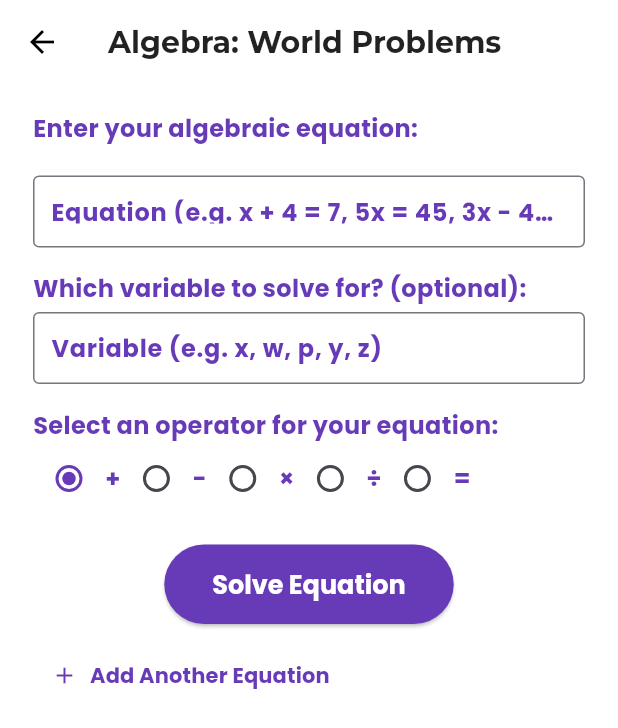
After one commit to JudeChika/Math-Guru, a Flutter app: the AlgebraInputAndSolutionScreen screen opened directly, on a phone screen of 412 x 824 dp. The commit adds this screen. Shown: the top 728 px of the screen. Run offline on Flutter 3.47's test engine with Material 3 defaults, Android fonts, the phone set to English and light mode, and no system bars; our stand-ins replace cloud_firestore, firebase_auth, firebase_core, firebase_storage, flutter_animate, flutter_riverpod and 4 more; missing offline and left inert: flutter_math_fork; accounts and stored records are empty.

Commit message:
Algebra Solution

```diff
--- /dev/null
+++ b/lib/features/junior_secondary/jss1/algebra/algebra_input_and_solution_screen.dart
@@ -0,0 +1,310 @@
+import 'package:flutter/material.dart';
+import 'package:flutter_math_fork/flutter_math.dart';
+import 'package:google_fonts/google_fonts.dart';
+
+import 'algebra_models.dart';
+import 'algebra_solver.dart';
+
+class AlgebraInputAndSolutionScreen extends StatefulWidget {
+  const AlgebraInputAndSolutionScreen({super.key});
+
+  @override
+  State<AlgebraInputAndSolutionScreen> createState() => _AlgebraInputAndSolutionScreenState();
+}
+
+class _AlgebraInputAndSolutionScreenState extends State<AlgebraInputAndSolutionScreen> {
+  final TextEditingController _equationController = TextEditingController();
+  final TextEditingController _variableController = TextEditingController();
+  String _selectedOperator = '+';
+  List<String> operators = ['+', '-', '×', '÷', '='];
+  AlgebraSolution? _solution;
+  String? _error;
+
+  void _solveEquation() {
+    setState(() {
+      _error = null;
+      final equation = _equationController.text.trim();
+      final variable = _variableController.text.trim();
+      if (equation.isEmpty) {
+        _error = "Please enter an equation.";
+        _solution = null;
+        return;
+      }
+      final solution = AlgebraSolver.solve(equation, solveFor: variable.isEmpty ? null : variable);
+      if (solution != null) {
+        _solution = solution;
+      } else {
+        _error = "Solver could not process this equation.";
+        _solution = null;
+      }
+    });
+  }
+
+  void _clearAll() {
+    setState(() {
+      _equationController.text = '';
+      _variableController.text = '';
+      _solution = null;
+      _error = null;
+    });
+  }
+
+  @override
+  Widget build(BuildContext context) {
+    final inputStyle = GoogleFonts.poppins(fontSize: 16);
+    final labelStyle = GoogleFonts.poppins(
+        fontWeight: FontWeight.w600, color: Colors.deepPurple);
+
+    return Scaffold(
+      appBar: AppBar(
+        title: Text(
+          'Algebra: World Problems',
+          style: GoogleFonts.montserrat(
+            fontWeight: FontWeight.bold,
+            fontSize: 20,
+            color: Theme.of(context).brightness == Brightness.dark
+                ? Colors.white
+                : Colors.black87,
+          ),
+        ),
+      ),
+      body: SingleChildScrollView(
+        padding: const EdgeInsets.symmetric(horizontal: 22, vertical: 18),
+        child: Column(
+          crossAxisAlignment: CrossAxisAlignment.start,
+          children: [
+            Text(
+              "Enter your algebraic equation:",
+              style: GoogleFonts.poppins(
+                fontSize: 16,
+                fontWeight: FontWeight.bold,
+                color: Colors.deepPurple,
+              ),
+            ),
+            const SizedBox(height: 20),
+            TextFormField(
+              controller: _equationController,
+              style: inputStyle,
+              decoration: InputDecoration(
+                labelText: "Equation (e.g. x + 4 = 7, 5x = 45, 3x - 40 = 10 - 2x)",
+                labelStyle: labelStyle,
+                border: const OutlineInputBorder(),
+                contentPadding: const EdgeInsets.symmetric(vertical: 3, horizontal: 8),
+              ),
+            ),
+            const SizedBox(height: 16),
+            Text(
+              "Which variable to solve for? (optional):",
+              style: GoogleFonts.poppins(
+                fontWeight: FontWeight.w600,
+                color: Colors.deepPurple,
+              ),
+            ),
+            const SizedBox(height: 4),
+            TextFormField(
+              controller: _variableController,
+              style: inputStyle,
+              decoration: InputDecoration(
+                labelText: "Variable (e.g. x, w, p, y, z)",
+                labelStyle: labelStyle,
+                border: const OutlineInputBorder(),
+                contentPadding: const EdgeInsets.symmetric(vertical: 3, horizontal: 8),
+              ),
+            ),
+            const SizedBox(height: 16),
+            Text(
+              "Select an operator for your equation:",
+              style: GoogleFonts.poppins(
+                fontWeight: FontWeight.w600,
+                color: Colors.deepPurple,
+              ),
+            ),
+            Row(
+              mainAxisAlignment: MainAxisAlignment.start,
+              children: operators
+                  .map((op) => Row(
+                children: [
+                  Radio<String>(
+                    value: op,
+                    groupValue: _selectedOperator,
+                    activeColor: Colors.deepPurple,
+                    onChanged: (v) {
+                      setState(() {
+                        _selectedOperator = v!;
+                      });
+                    },
+                  ),
+                  Text(
+                    op,
+                    style: GoogleFonts.poppins(
+                      fontWeight: FontWeight.w600,
+                      color: Colors.deepPurple,
+                    ),
+                  ),
+                ],
+              ))
+                  .toList(),
+            ),
+            const SizedBox(height: 20),
+            Center(
+              child: ElevatedButton(
+                style: ElevatedButton.styleFrom(
+                  backgroundColor: Colors.deepPurple,
+                  padding: const EdgeInsets.symmetric(horizontal: 32, vertical: 14),
+                  textStyle: GoogleFonts.poppins(
+                      fontWeight: FontWeight.bold, fontSize: 17),
+                ),
+                onPressed: _solveEquation,
+                child: const Text("Solve Equation", style: TextStyle(color: Colors.white)),
+              ),
+            ),
+            const SizedBox(height: 10),
+            TextButton.icon(
+              onPressed: _clearAll,
+              icon: const Icon(Icons.add, color: Colors.deepPurple),
+              label: Text(
+                "Add Another Equation",
+                style: GoogleFonts.poppins(
+                  fontWeight: FontWeight.w600,
+                  color: Colors.deepPurple,
+                ),
+              ),
+            ),
+            if (_error != null)
+              Padding(
+                padding: const EdgeInsets.symmetric(vertical: 10),
+                child: Text(
+                  _error!,
+                  style: GoogleFonts.poppins(
+                    color: Colors.red,
+                    fontWeight: FontWeight.bold,
+                  ),
+                ),
+              ),
+            if (_solution != null)
+              ...[
+                const SizedBox(height: 20),
+                Center(
+                  child: Column(
+                    children: [
+                      Text(
+                        "Final Solution:",
+                        style: GoogleFonts.poppins(
+                          fontSize: 18,
+                          fontWeight: FontWeight.w600,
+                          color: Colors.green[700],
+                        ),
+                      ),
+                      Math.tex(
+                        _solution!.finalLatex,
+                        textStyle: GoogleFonts.montserrat(
+                          fontWeight: FontWeight.bold,
+                          fontSize: 32,
+                          color: Colors.green[700],
+                        ),
+                        mathStyle: MathStyle.display,
+                      ),
+                    ],
+                  ),
+                ),
+                const SizedBox(height: 20),
+                if (_solution!.workings.isNotEmpty)
+                  Column(
+                    crossAxisAlignment: CrossAxisAlignment.start,
+                    children: [
+                      Text(
+                        "Workings:",
+                        style: GoogleFonts.poppins(
+                          fontWeight: FontWeight.bold,
+                          fontSize: 17,
+                          color: Colors.deepPurple,
+                        ),
+                      ),
+                      const SizedBox(height: 8),
+                      Card(
+                        color: Colors.purple.shade50,
+                        margin: const EdgeInsets.symmetric(vertical: 4),
+                        child: Padding(
+                          padding:
+                          const EdgeInsets.symmetric(horizontal: 12, vertical: 14),
+                          child: Column(
+                            crossAxisAlignment: CrossAxisAlignment.stretch,
+                            children: _solution!.workings
+                                .map((step) => Padding(
+                              padding: const EdgeInsets.symmetric(vertical: 8),
+                              child: Math.tex(
+                                step.latex,
+                                textStyle: GoogleFonts.poppins(
+                                    fontSize: 20, color: Colors.deepPurple),
+                                mathStyle: MathStyle.display,
+                              ),
+                            ))
+                                .toList(),
+                          ),
+                        ),
+                      ),
+                    ],
+                  ),
+                if (_solution!.explanations.isNotEmpty)
+                  Column(
+                    crossAxisAlignment: CrossAxisAlignment.start,
+                    children: [
+                      const SizedBox(height: 16),
+                      Text(
+                        "Step-by-step Solution:",
+                        style: GoogleFonts.poppins(
+                          fontWeight: FontWeight.bold,
+                          fontSize: 17,
+                          color: Colors.deepPurple,
+                        ),
+                      ),
+                      const SizedBox(height: 8),
+                      ..._solution!.explanations.asMap().entries.map((entry) {
+                        final index = entry.key + 1;
+                        final explanation = entry.value;
+                        return Card(
+                          color: Colors.purple.shade50,
+                          margin: const EdgeInsets.symmetric(vertical: 4),
+                          child: ListTile(
+                            leading: CircleAvatar(
+                              backgroundColor: Colors.deepPurple.shade100,
+                              child: Text(
+                                '$index',
+                                style: GoogleFonts.poppins(
+                                  color: Colors.deepPurple,
+                                  fontWeight: FontWeight.bold,
+                                ),
+                              ),
+                            ),
+                            title: Column(
+                              crossAxisAlignment: CrossAxisAlignment.start,
+                              children: [
+                                Text(
+                                  explanation.description,
+                                  style: GoogleFonts.poppins(
+                                    fontWeight: FontWeight.w600,
+                                    color: Colors.deepPurple[800],
+                                    fontSize: 15,
+                                  ),
+                                ),
+                                const SizedBox(height: 6),
+                                Math.tex(
+                                  explanation.latex,
+                                  textStyle: GoogleFonts.poppins(
+                                      fontSize: 20, color: Colors.deepPurple),
+                                  mathStyle: MathStyle.display,
+                                ),
+                              ],
+                            ),
+                          ),
+                        );
+                      }),
+                    ],
+                  ),
+              ]
+          ],
+        ),
+      ),
+    );
+  }
+}
--- /dev/null
+++ b/lib/features/junior_secondary/jss1/algebra/algebra_models.dart
@@ -0,0 +1,16 @@
+class AlgebraStep {
+  final String description;
+  final String latex;
+  AlgebraStep({required this.description, required this.latex});
+}
+
+class AlgebraSolution {
+  final String finalLatex;
+  final List<AlgebraStep> workings;
+  final List<AlgebraStep> explanations;
+  AlgebraSolution({
+    required this.finalLatex,
+    required this.workings,
+    required this.explanations,
+  });
+}
--- /dev/null
+++ b/lib/features/junior_secondary/jss1/algebra/algebra_solver.dart
@@ -0,0 +1,199 @@
+import 'algebra_models.dart';
+
+class AlgebraSolver {
+  static AlgebraSolution? solve(String equationRaw, {String? solveFor}) {
+    try {
+      String eq = equationRaw.replaceAll(' ', '');
+      String variable = solveFor != null && solveFor.isNotEmpty ? solveFor : _detectVariable(eq);
+      List<AlgebraStep> workings = [];
+      List<AlgebraStep> explanations = [];
+
+      workings.add(AlgebraStep(description: 'Given equation', latex: eq));
+
+      if (!eq.contains('=')) {
+        explanations.add(AlgebraStep(
+            description: 'Equation must contain \'=\' sign', latex: eq));
+        return null;
+      }
+
+      // Split left and right side
+      final parts = eq.split('=');
+      String left = parts[0];
+      String right = parts[1];
+
+      // x+4=7, x-4=7
+      if (_isSimpleAddSub(left, right, variable)) {
+        final match = RegExp(r'^' + RegExp.escape(variable) + r'([+-])(\d+)$').firstMatch(left);
+        if (match != null) {
+          String op = match.group(1)!;
+          String num = match.group(2)!;
+          String step1;
+          if (op == '+') {
+            step1 = '$variable = $right - $num';
+            workings.add(AlgebraStep(description: 'Transpose constant to RHS', latex: step1));
+            explanations.add(AlgebraStep(description: 'Move $num from LHS to RHS and subtract', latex: step1));
+            String step2 = '$variable = ${_computeSimple(right, num, '-')}';
+            workings.add(AlgebraStep(description: 'Solve for $variable', latex: step2));
+            explanations.add(AlgebraStep(description: 'Subtract constant', latex: step2));
+            return AlgebraSolution(
+              finalLatex: step2,
+              workings: workings,
+              explanations: explanations,
+            );
+          } else if (op == '-') {
+            step1 = '$variable = $right + $num';
+            workings.add(AlgebraStep(description: 'Transpose constant to RHS', latex: step1));
+            explanations.add(AlgebraStep(description: 'Move $num from LHS to RHS and add', latex: step1));
+            String step2 = '$variable = ${_computeSimple(right, num, '+')}';
+            workings.add(AlgebraStep(description: 'Solve for $variable', latex: step2));
+            explanations.add(AlgebraStep(description: 'Add constant', latex: step2));
+            return AlgebraSolution(
+              finalLatex: step2,
+              workings: workings,
+              explanations: explanations,
+            );
+          }
+        }
+      }
+
+      // 5x=45
+      if (_isSimpleMul(left, right, variable)) {
+        final match = RegExp(r'^(\d+)[*×]?' + RegExp.escape(variable) + r'$').firstMatch(left);
+        if (match != null) {
+          String coeff = match.group(1)!;
+          String step1 = '$variable = $right / $coeff';
+          workings.add(AlgebraStep(description: 'Divide both sides by coefficient', latex: step1));
+          explanations.add(AlgebraStep(description: 'Isolate $variable by dividing both sides by $coeff', latex: step1));
+          String step2 = '$variable = ${_computeSimple(right, coeff, '/')}';
+          workings.add(AlgebraStep(description: 'Solve for $variable', latex: step2));
+          explanations.add(AlgebraStep(description: 'Divide RHS by coefficient', latex: step2));
+          return AlgebraSolution(
+            finalLatex: step2,
+            workings: workings,
+            explanations: explanations,
+          );
+        }
+      }
+
+      // px=z, py=z, z=py
+      if (_isProductForm(left, right, variable)) {
+        // e.g. py=z, solve for p or y
+        final others = left.replaceAll(variable, '').replaceAll('*', '').replaceAll('×','');
+        if (others.isEmpty) return null;
+        String step1 = '$variable = $right / $others';
+        workings.add(AlgebraStep(description: 'Divide both sides by other variable(s)', latex: step1));
+        explanations.add(AlgebraStep(description: 'Isolate $variable by dividing by $others', latex: step1));
+        return AlgebraSolution(
+          finalLatex: step1,
+          workings: workings,
+          explanations: explanations,
+        );
+      }
+
+      // (y/2)-15=13
+      if (_isFractionMinus(left, right, variable)) {
+        final frac = RegExp(r'\((\w+)/(\d+)\)').firstMatch(left);
+        if (frac != null) {
+          String num = frac.group(1)!;
+          String denom = frac.group(2)!;
+          String minus = left.split(')').last.replaceAll('-', '').trim();
+          String step1 = '($num/$denom) = $right + $minus';
+          workings.add(AlgebraStep(description: 'Transpose constant', latex: step1));
+          explanations.add(AlgebraStep(description: 'Add $minus to both sides', latex: step1));
+          String step2 = '($num/$denom) = ${_computeSimple(right, minus, '+')}';
+          workings.add(AlgebraStep(description: 'Sum RHS', latex: step2));
+          explanations.add(AlgebraStep(description: 'Compute sum', latex: step2));
+          String step3 = '($num/$denom) = (${_computeSimple(right, minus, '+')}/1)';
+          workings.add(AlgebraStep(description: 'Express as fraction', latex: step3));
+          explanations.add(AlgebraStep(description: 'Write as fraction', latex: step3));
+          String step4 = '($num x 1) = (${_computeSimple(right, minus, '+')} x $denom)';
+          workings.add(AlgebraStep(description: 'Cross multiply', latex: step4));
+          explanations.add(AlgebraStep(description: 'Cross multiply', latex: step4));
+          String step5 = '$num = ${int.parse(_computeSimple(right, minus, '+')) * int.parse(denom)}';
+          workings.add(AlgebraStep(description: 'Solve for $num', latex: step5));
+          explanations.add(AlgebraStep(description: 'Multiply to solve', latex: step5));
+          return AlgebraSolution(
+            finalLatex: step5,
+            workings: workings,
+            explanations: explanations,
+          );
+        }
+      }
+
+      // 3x-40=10-2x
+      if (_isCollectLikeTerms(left, right, variable)) {
+        // Example: 3x - 40 = 10 - 2x
+        final coeffL = RegExp(r'(\d+)' + RegExp.escape(variable)).firstMatch(left)?.group(1) ?? '1';
+        final coeffR = RegExp(r'(\d+)' + RegExp.escape(variable)).firstMatch(right)?.group(1) ?? '0';
+        final constL = RegExp(r'-(\d+)').firstMatch(left)?.group(1) ?? '0';
+        final constR = RegExp(r'(\d+)').firstMatch(right)?.group(1) ?? '0';
+
+        String step1 = '${coeffL}${variable} + ${coeffR}${variable} = $constR + $constL';
+        workings.add(AlgebraStep(description: 'Collect like terms', latex: step1));
+        explanations.add(AlgebraStep(description: 'Group variable terms and constants', latex: step1));
+
+        int sumCoeff = int.parse(coeffL) + int.parse(coeffR);
+        int sumConst = int.parse(constR) + int.parse(constL);
+        String step2 = '${sumCoeff}${variable} = $sumConst';
+        workings.add(AlgebraStep(description: 'Sum up coefficients', latex: step2));
+        explanations.add(AlgebraStep(description: 'Sum coefficients and constants', latex: step2));
+
+        String step3 = '($sumCoeff$variable)/$sumCoeff = $sumConst/$sumCoeff';
+        workings.add(AlgebraStep(description: 'Divide both sides', latex: step3));
+        explanations.add(AlgebraStep(description: 'Isolate $variable', latex: step3));
+
+        String step4 = '$variable = ${sumConst ~/ sumCoeff}';
+        workings.add(AlgebraStep(description: 'Solve for $variable', latex: step4));
+        explanations.add(AlgebraStep(description: 'Final solution', latex: step4));
+
+        return AlgebraSolution(
+          finalLatex: step4,
+          workings: workings,
+          explanations: explanations,
+        );
+      }
+
+      explanations.add(AlgebraStep(
+          description: 'Solver does not support this equation type yet.', latex: eq));
+      return null;
+    } catch (e) {
+      return null;
+    }
+  }
+
+  // --- Helpers ---
+  static String _detectVariable(String eq) {
+    final match = RegExp(r'[a-zA-Z]').firstMatch(eq);
+    return match?.group(0) ?? 'x';
+  }
+
+  static bool _isSimpleAddSub(String left, String right, String variable) =>
+      RegExp(r'^' + RegExp.escape(variable) + r'[+-]\d+$').hasMatch(left);
+
+  static bool _isSimpleMul(String left, String right, String variable) =>
+      RegExp(r'^\d+[*×]?' + RegExp.escape(variable) + r'$').hasMatch(left);
+
+  static bool _isProductForm(String left, String right, String variable) =>
+      left.contains(variable) && RegExp(r'^[a-zA-Z*×]+$').hasMatch(left);
+
+  static bool _isFractionMinus(String left, String right, String variable) =>
+      left.contains('/') && left.contains('-');
+
+  static bool _isCollectLikeTerms(String left, String right, String variable) =>
+      left.contains(variable) && right.contains(variable);
+
+  static String _computeSimple(String a, String b, String op) {
+    int ia = int.tryParse(a) ?? 0;
+    int ib = int.tryParse(b) ?? 0;
+    switch (op) {
+      case '+':
+        return '${ia + ib}';
+      case '-':
+        return '${ia - ib}';
+      case '/':
+        return ib == 0 ? 'undefined' : '${ia ~/ ib}';
+      default:
+        return 'unsupported';
+    }
+  }
+}
--- a/lib/features/junior_secondary/jss1/jss1_topic_detail_screen.dart
+++ b/lib/features/junior_secondary/jss1/jss1_topic_detail_screen.dart
@@ -1,4 +1,5 @@
 import 'package:flutter/material.dart';
+import 'package:math_guru/features/junior_secondary/jss1/algebra/algebra_input_and_solution_screen.dart';
 import 'package:math_guru/features/junior_secondary/jss1/approximation/addition_subtraction/addition_subtraction_screen.dart';
 import 'package:math_guru/features/junior_secondary/jss1/approximation/multiplication_division/approximation_mul_div_screen.dart';
 import 'package:math_guru/features/junior_secondary/jss1/approximation/rounding_off_numbers/rounding_screen.dart';
@@ -38,6 +39,7 @@ class Jss1TopicDetailScreen extends StatelessWidget {
   @override
   Widget build(BuildContext context) {
     final textTheme = Theme.of(context).textTheme;
+    print('topic: $topic, subtopic: "$subtopic"'); // Debug
 
     if (subtopic == 'Roman Number System') {
       return const RomanConverterScreen();
@@ -114,6 +116,9 @@ class Jss1TopicDetailScreen extends StatelessWidget {
     if (subtopic == 'Binary Division') {
       return const BinaryDivisionScreen();
     }
+    if (subtopic.trim() == 'World Problems involving the use of Letters') {
+      return const AlgebraInputAndSolutionScreen();
+    }
 
     return Scaffold(
       appBar: AppBar(
--- a/lib/features/junior_secondary/jss1/jss1_topics_screen.dart
+++ b/lib/features/junior_secondary/jss1/jss1_topics_screen.dart
@@ -41,6 +41,7 @@ const Map<String, List<String>> jss1Topics = {
     'Binary Division',
   ],
   'Algebra': [
+    'World Problems involving the use of Letters'
     'Basic Operations',
     'Simplifying Expressions',
     'Translation of Word Problems into Mathematical Statements',
```
